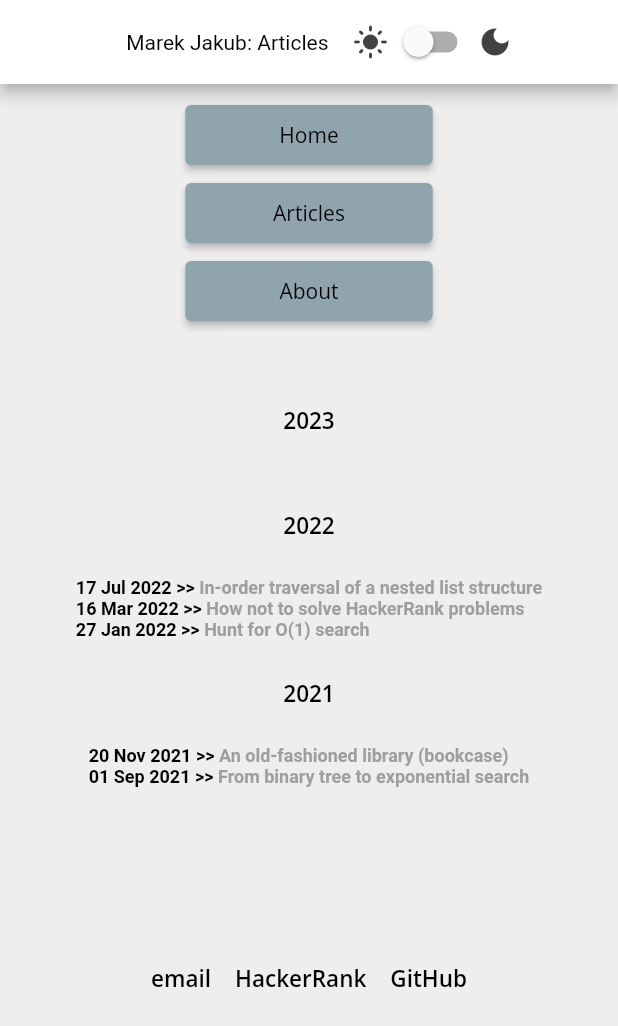
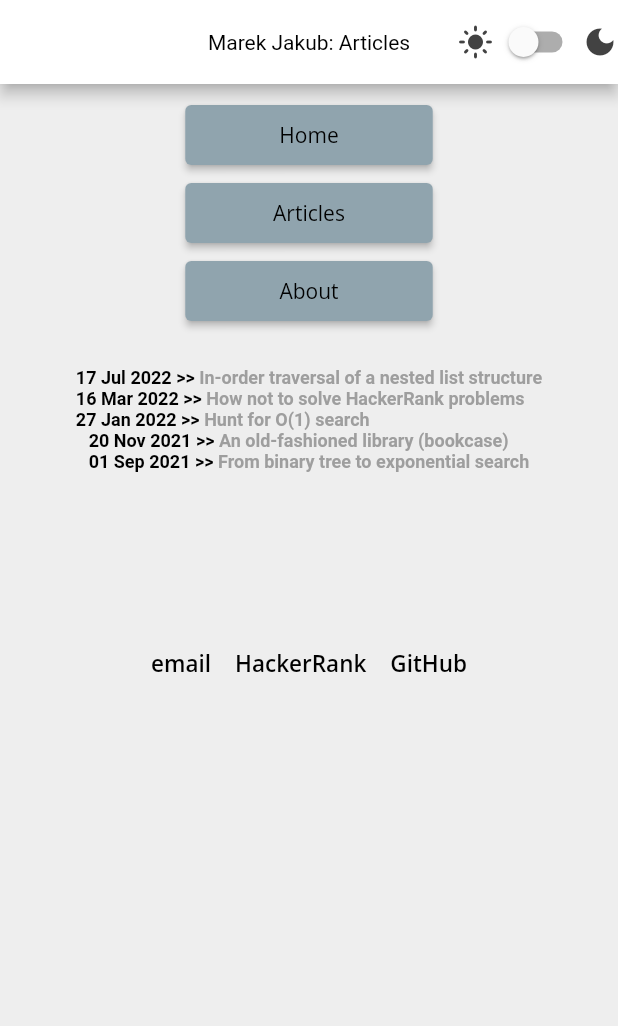
Before and after one commit to marek-jakub/personal_flutter, a Flutter app: the ArticlesScreen screen opened by its route, on a phone screen of 412 x 824 dp. Shown: the top 1026 px of the screen. Run offline on Flutter 3.47's test engine with Material 2 defaults, Android fonts, the phone set to English and light mode, and no system bars; our stand-ins replace flutter_markdown, google_fonts, sizer; missing offline and left inert: markup_text.

Commit message:
Update app bar actions.

```diff
--- a/lib/screens/articles_screen.dart
+++ b/lib/screens/articles_screen.dart
@@ -24,7 +24,6 @@ class _ArticlesScreenState extends State<ArticlesScreen> {
           appBar: AppBar(
             title: const Text('Marek Jakub: Articles'),
             automaticallyImplyLeading: false,
-            centerTitle: true,
             actions: [
               const Icon(Icons.light_mode),
               Switch(
@@ -33,9 +32,7 @@ class _ArticlesScreenState extends State<ArticlesScreen> {
                   stateManager.setDarkMode = value;
                 },
               ),
-              const Padding(
-                  padding: EdgeInsets.fromLTRB(0, 0, 70, 0),
-                  child: Icon(Icons.dark_mode)),
+              const Icon(Icons.dark_mode),
             ],
           ),
           body: Container(
@@ -59,14 +56,6 @@ class _ArticlesScreenState extends State<ArticlesScreen> {
       child: Column(
         children: <Widget>[
           const CustomNavButtons(),
-          const CustomDateText(
-            date: '2023',
-            fontSize: 15,
-          ),
-          const CustomDateText(
-            date: '2022',
-            fontSize: 15,
-          ),
           const Column(
             crossAxisAlignment: CrossAxisAlignment.start,
             children: [
@@ -89,10 +78,6 @@ class _ArticlesScreenState extends State<ArticlesScreen> {
                 fontSize: 12,
               ),
             ],
-          ),
-          const CustomDateText(
-            date: '2021',
-            fontSize: 15,
           ),
           const Column(
             crossAxisAlignment: CrossAxisAlignment.start,
@@ -126,14 +111,6 @@ class _ArticlesScreenState extends State<ArticlesScreen> {
       child: Column(
         children: <Widget>[
           const CustomNavButtons(),
-          const CustomDateText(
-            date: '2023',
-            fontSize: 17,
-          ),
-          const CustomDateText(
-            date: '2022',
-            fontSize: 17,
-          ),
           const Column(
             crossAxisAlignment: CrossAxisAlignment.start,
             children: [
@@ -156,10 +133,6 @@ class _ArticlesScreenState extends State<ArticlesScreen> {
                 fontSize: 14,
               ),
             ],
-          ),
-          const CustomDateText(
-            date: '2021',
-            fontSize: 17,
           ),
           const Column(
             crossAxisAlignment: CrossAxisAlignment.start,
@@ -193,14 +166,6 @@ class _ArticlesScreenState extends State<ArticlesScreen> {
       child: Column(
         children: <Widget>[
           const CustomNavButtons(),
-          const CustomDateText(
-            date: '2023',
-            fontSize: 18,
-          ),
-          const CustomDateText(
-            date: '2022',
-            fontSize: 18,
-          ),
           const Column(
             crossAxisAlignment: CrossAxisAlignment.start,
             children: [
@@ -223,10 +188,6 @@ class _ArticlesScreenState extends State<ArticlesScreen> {
                 fontSize: 15,
               ),
             ],
-          ),
-          const CustomDateText(
-            date: '2021',
-            fontSize: 18,
           ),
           const Column(
             crossAxisAlignment: CrossAxisAlignment.start,
```
